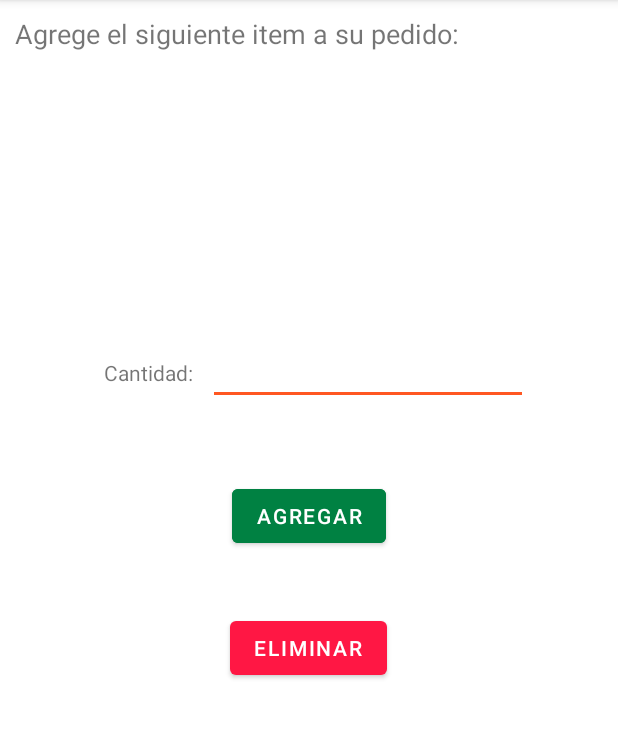
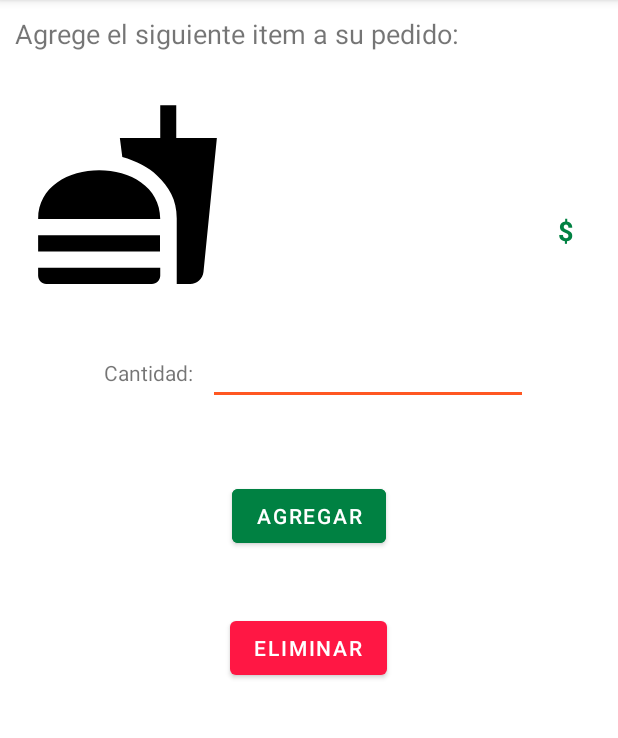
Before and after one commit to ar21106/ProyectoPDM2024-GT3-Grupo2-PedidosComida, an Android app: the fragment AgregarItemFragment shown on its own in the app's theme, on a phone screen of 412 x 824 dp, the part 84-822 px from its top. Run offline under Robolectric (Android 15) with nearby library versions, the phone set to English and light mode, and no system bars; our stand-ins replace Room's generated code.

Commit message:
App finalizada: actualizando diseño ui

```diff
--- a/app/src/main/java/com/pdm115gt3g2/pedidosapp/MainActivity.kt
+++ b/app/src/main/java/com/pdm115gt3g2/pedidosapp/MainActivity.kt
@@ -54,12 +54,15 @@ class MainActivity : AppCompatActivity() {
 
     }
 
+    /*
     override fun onCreateOptionsMenu(menu: android.view.Menu): Boolean {
         // Inflate the menu; this adds items to the action bar if it is present.
         menuInflater.inflate(R.menu.main, menu)
         return true
     }
 
+     */
+
     override fun onSupportNavigateUp(): Boolean {
         val navController = findNavController(R.id.nav_host_fragment_content_main)
         return navController.navigateUp(appBarConfiguration) || super.onSupportNavigateUp()
--- a/app/src/main/res/drawable/food.xml
+++ b/app/src/main/res/drawable/food.xml
@@ -5,4 +5,4 @@
     android:width="48dp"
     android:viewportWidth="24"
     android:viewportHeight="24">
-    <path android:fillColor="#000000" android:pathData="M18.06 23H19.72C20.56 23 21.25 22.35 21.35 21.53L23 5.05H18V1H16.03V5.05H11.06L11.36 7.39C13.07 7.86 14.67 8.71 15.63 9.65C17.07 11.07 18.06 12.54 18.06 14.94V23M1 22V21H16.03V22C16.03 22.54 15.58 23 15 23H2C1.45 23 1 22.54 1 22M16.03 15C16.03 7 1 7 1 15H16.03M1 17H16V19H1V17Z" /></vector>
+    <path android:fillColor="@color/black" android:pathData="M18.06 23H19.72C20.56 23 21.25 22.35 21.35 21.53L23 5.05H18V1H16.03V5.05H11.06L11.36 7.39C13.07 7.86 14.67 8.71 15.63 9.65C17.07 11.07 18.06 12.54 18.06 14.94V23M1 22V21H16.03V22C16.03 22.54 15.58 23 15 23H2C1.45 23 1 22.54 1 22M16.03 15C16.03 7 1 7 1 15H16.03M1 17H16V19H1V17Z" /></vector>
--- a/app/src/main/res/layout/fragment_agregar_item.xml
+++ b/app/src/main/res/layout/fragment_agregar_item.xml
@@ -29,7 +29,7 @@
             android:layout_gravity="center"
             android:padding="10dp"
             android:scaleType="fitXY"
-            android:src="@drawable/baseline_broken_image_24" />
+            android:src="@drawable/food" />
 
         <LinearLayout
             android:layout_width="match_parent"
@@ -49,7 +49,6 @@
                 android:layout_width="match_parent"
                 android:layout_height="wrap_content"
                 android:text="@string/default_text"
-                android:textColor="@color/black"
                 android:textSize="28sp"
                 android:textStyle="bold" />
 
@@ -57,6 +56,7 @@
                 android:id="@+id/txtAgregarItemDescripcion"
                 android:layout_width="match_parent"
                 android:layout_height="wrap_content"
+                android:textStyle="italic"
                 android:text="@string/default_text" />
 
             <TextView
@@ -65,14 +65,32 @@
                 android:layout_height="match_parent"
                 android:text="@string/default_text"/>
 
-            <TextView
-                android:id="@+id/txtAgregarItemPrecio"
+            <LinearLayout
                 android:layout_width="match_parent"
-                android:layout_height="wrap_content"
-                android:text="@string/default_text"
-                android:textAlignment="viewEnd"
-                android:textColor="@color/green"
-                android:textSize="18sp" />
+                android:layout_height="match_parent"
+                android:orientation="horizontal">
+
+                <TextView
+                    android:id="@+id/lblPrecioItem"
+                    android:layout_width="wrap_content"
+                    android:layout_height="wrap_content"
+                    android:paddingRight="10dp"
+                    android:textColor="@color/green"
+                    android:textStyle="bold"
+                    android:layout_weight="1"
+                    android:textAlignment="textEnd"
+                    android:textSize="18sp"
+                    android:text="@string/SignoUsd" />
+                <TextView
+                    android:id="@+id/txtAgregarItemPrecio"
+                    android:layout_width="wrap_content"
+                    android:layout_height="wrap_content"
+                    android:textColor="@color/green"
+                    android:textStyle="bold"
+                    android:textSize="18sp"
+                    android:text="@string/default_text"/>
+            </LinearLayout>
+
         </LinearLayout>
 
     </LinearLayout>
```
Also changed, not shown: app/src/main/res/layout/cardview_item.xml (+27 -8 lines), app/src/main/res/layout/cardview_menu.xml (+8 -5 lines), app/src/main/res/layout/cardview_pedido_detalle.xml (+11 -10 lines), app/src/main/res/menu/main.xml (deleted, +0 -9 lines).
